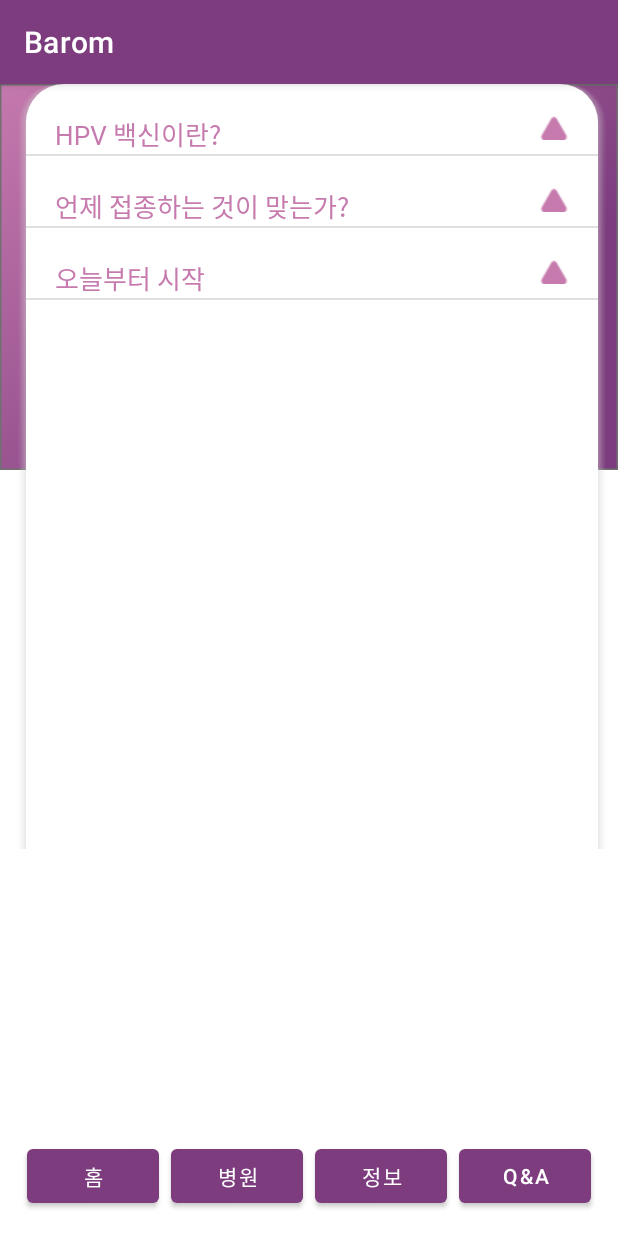
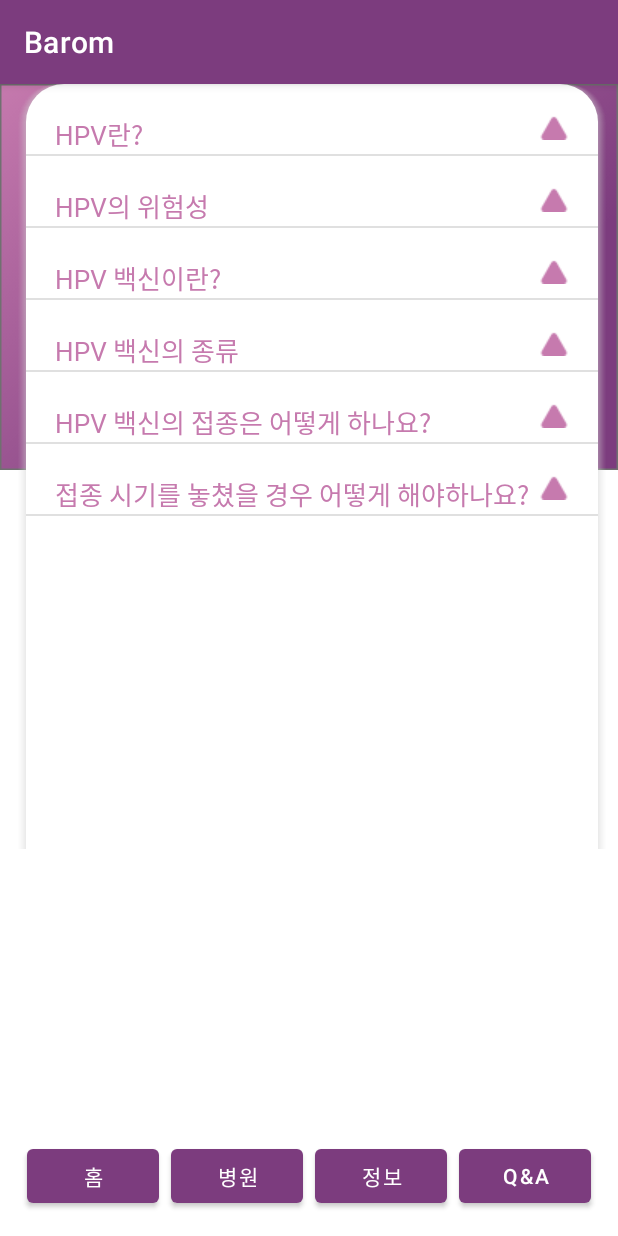
Before and after one commit to 2021Barom/2021_Barom, an Android app: the InfoActivity1 screen opened directly, with no data from a screen before it, on a phone screen of 412 x 824 dp. Run offline under Robolectric (Android 15) with nearby library versions, the phone set to English and light mode, and no system bars.

Commit message:
info_hpv정보 추가&세부 수정

```diff
--- a/app/src/main/java/com/example/barom/InfoActivity1.kt
+++ b/app/src/main/java/com/example/barom/InfoActivity1.kt
@@ -49,14 +49,23 @@ class InfoActivity1 : AppCompatActivity() {
 
         val DataList = ArrayList<myGroup>()
         listView = findViewById<View>(R.id.mylist) as ExpandableListView
-        var temp = myGroup("HPV 백신이란?")
+        var temp = myGroup("HPV란?")
+        temp.child.add("HPV란 인유두종 바이러스로 불리는 HPV는 성 접촉을 통해 감염되는 바이러스 중 하나입니다. 모든 연령의 남녀에서 HPV 감염이 가능하며, HPV에 감염된 사람 대부분은 증상이 없기 때문에 본인이 감염되었다는 사실을 모른채 다른 사람에게 HPV를 전염시킬 수 있습니다.")
+        DataList.add(temp)
+        temp = myGroup("HPV의 위험성")
+        temp.child.add("대부분의 경우 인체에에 감염된 인유두종 바이러스는 면역체계에 의해 제거되지만 지속적으로 고위험군의 HPV에 감염되면 자궁경부암으로 이어질 가능성이 매우 높습니다.")
+        DataList.add(temp)
+        temp = myGroup("HPV 백신이란?")
         temp.child.add("가다실®은 HPV*감염에 의한 자궁경부암, 외음부암, 질암(여성 해당), 항문암 및 생식기 사마귀 등을 예방할 수 있으며, 성별 관계 없이 남녀 모두 접종할 수 있는 HPV 백신입니다. \n가다실®은만 9-26세 남녀 모두 접종 가능한 국내 유일 4가 HPV 백신이며, 10년 이상 장기 임상 연구를 통해 지속적인 예방 효과를 입증하였습니다. ")
         DataList.add(temp)
-        temp = myGroup("언제 접종하는 것이 맞는가?")
-        temp.child.add("내가 어찌 아오")
+        temp = myGroup("HPV 백신의 종류")
+        temp.child.add("국내 시판 중인 HPV 백신은 서바릭스, 가다실 4가, 가다실 9가가 있습니다. 서바릭스는 고위험형인 16, 18번 유형의 HPV만 예방하며 항체 지속 기간은 최대 50년입니다. \n가다실 4가는 네 종류 바이러스 예방이 가능하며, 가다실 9가는 국내 유일의 9가 hpv 백신으로 아홉종류의 바이러스 예방이 가능하며 추가된 5가지 HPV 유형 관련 질환에 대해 96.7% 예방 효과를 보입니다.")
         DataList.add(temp)
-        temp = myGroup("오늘부터 시작")
-        temp.child.add("뭐를?")
+        temp = myGroup("HPV 백신의 접종은 어떻게 하나요?")
+        temp.child.add("만 9~13세 여아 및 남아의 경우, 최초 접종을 하고 6개월 이후 2차 접종을 진행합니다. \n만 9~26세 여아 및 남아의 경우 3회 접종으로, 최초 접종 2개월 이후 2차 접종을 진행하고,  4개월 이후 3차 접종을 합니다.")
+        DataList.add(temp)
+        temp = myGroup("접종 시기를 놓쳤을 경우 어떻게 해야하나요?")
+        temp.child.add("처음 백신을 맞을 때는 사람에 따라 크고 작은 이상반응이 나타날 수 있습니다. 근육에 접종하는 자궁경부암 백신 특성 상 발열이나 접종 부위 통증이 대부분입니다. \n자궁경부암 백신은 가까운 산부인과·가정의학과·내과 등에서 접종할 수 있습니다. 6개월에 걸쳐 2~3차례 맞습니다. 만일 접종시기를 놓쳤다면 가능한 빨라 나머지 접종을 마쳐야 합니다. \n현재 백신을 서로 섞어서 접종하는 교차접종에 대한 연구결과는 없습니다. 따라서 처음 접종한 백신이 무엇인지를 기억했다가 같은 백신으로 접종해야 예방효과를 극대화 할 수 있습니다.")
         DataList.add(temp)
 
         val adapter =
--- a/app/src/main/java/com/example/barom/QuestView.kt
+++ b/app/src/main/java/com/example/barom/QuestView.kt
@@ -39,7 +39,7 @@ class QuestView: AppCompatActivity() {
             startActivity(intent)
         }
         infoBtn4.setOnClickListener {
-            val intent = Intent(this, InfoActivity::class.java)
+            val intent = Intent(this, InfoActivity1::class.java)
             startActivity(intent)
         }
         questBtn4.setOnClickListener {
--- a/app/src/main/res/layout/activity_info2.xml
+++ b/app/src/main/res/layout/activity_info2.xml
@@ -42,7 +42,7 @@
             <ExpandableListView
                 android:id="@+id/mylist"
                 android:layout_width="392dp"
-                android:layout_height="575dp"
+                android:layout_height="800dp"
                 android:layout_marginStart="23dp"
                 android:layout_marginTop="18dp"
                 android:layout_marginEnd="23dp"
@@ -52,7 +52,7 @@
                 app:layout_constraintTop_toBottomOf="@+id/textView1">
 
             </ExpandableListView>
-        </androidx.constraintlayout.widget.ConstraintLayout>
+    </androidx.constraintlayout.widget.ConstraintLayout>
     </ScrollView>
 
     <Button
```
